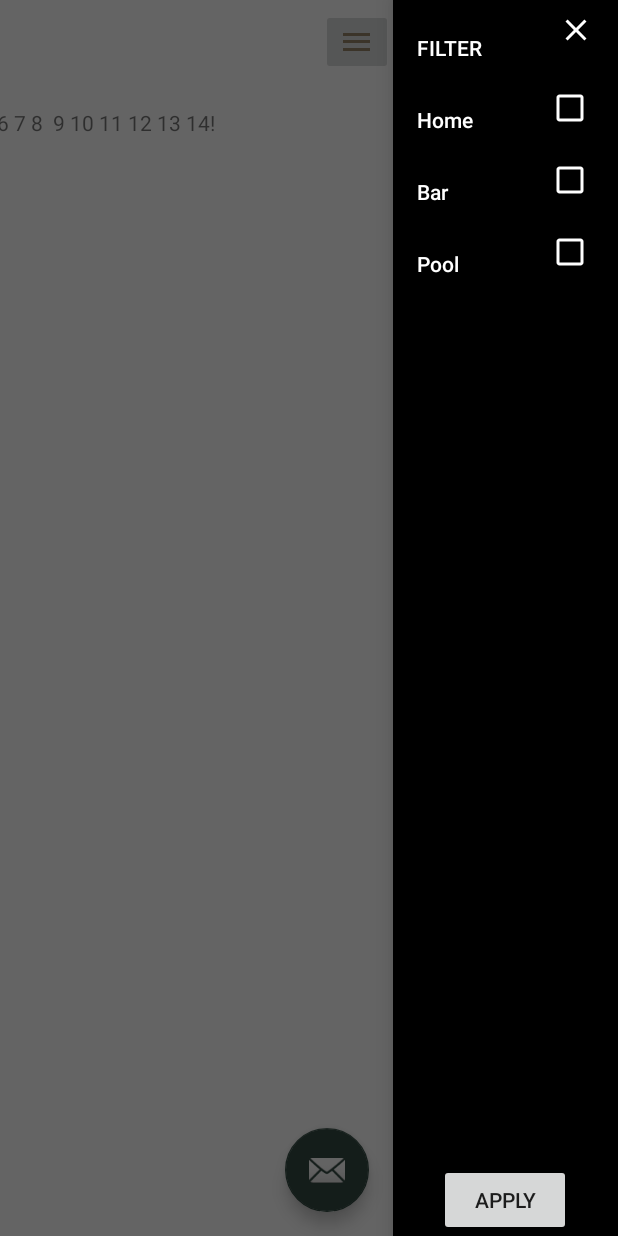
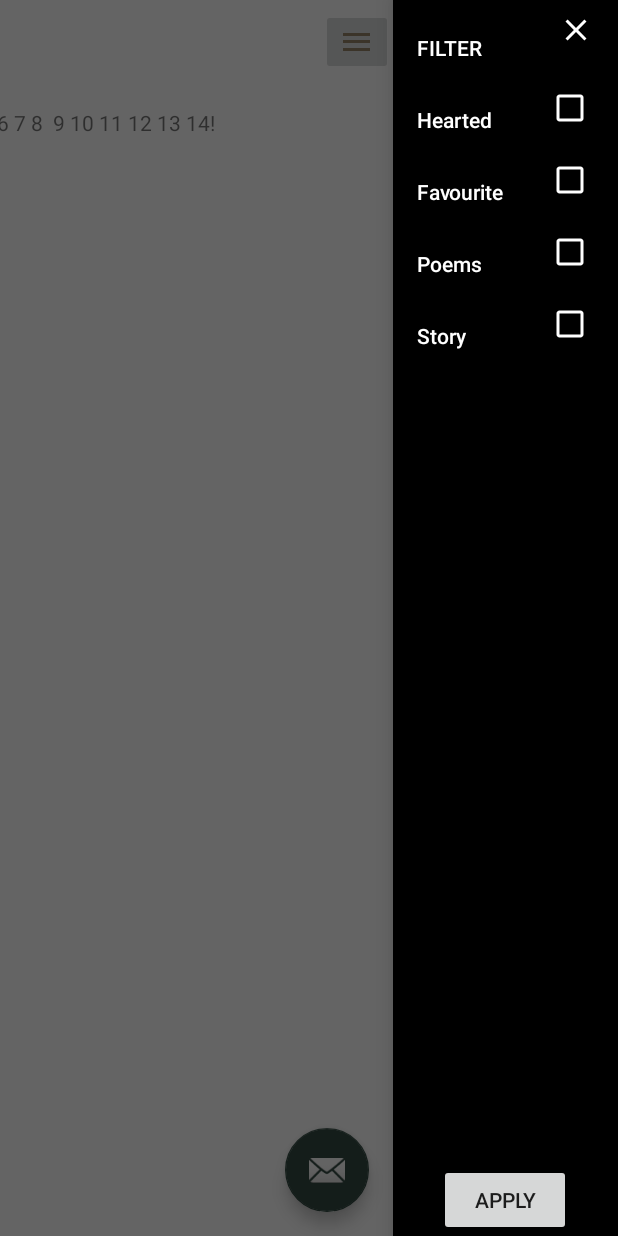
Before and after one commit to arunashidling/Notely, an Android app: the screen it shows after launch (MainActivity), with the side drawer open, on a phone screen of 412 x 824 dp. Run offline under Robolectric (Android 15) with nearby library versions, the phone set to English and light mode, and no system bars.

Commit message:
Move all strings to xml

```diff
--- a/Notely/app/src/main/res/layout/activity_main.xml
+++ b/Notely/app/src/main/res/layout/activity_main.xml
@@ -28,7 +28,7 @@
         app:itemTextColor="#FFFFFF"
 
 
-        app:menu="@menu/activity_main_drawer1" >
+        app:menu="@menu/activity_main_drawer" >
 
         <RelativeLayout
             android:layout_width="match_parent"
--- a/Notely/app/src/main/res/menu/activity_main_drawer1.xml
+++ b/Notely/app/src/main/res/menu/activity_main_drawer.xml
@@ -5,7 +5,7 @@
     <item
         android:id="@+id/nav_close"
         android:checkable="true"
-        android:title="FILTER"
+        android:title="@string/nav_filter"
         app:actionLayout="@layout/close_icon"
         app:showAsAction="ifRoom|withText"
 
@@ -13,31 +13,40 @@
     </group>
     <group android:checkableBehavior="all">
         <item
-            android:id="@+id/nav_home"
+            android:id="@+id/nav_hearted"
             android:checkable="true"
-            android:title="Home"
+            android:title="@string/nav_hearted"
             app:actionLayout="@layout/checkbox"
             app:showAsAction="ifRoom|withText"
 
             />
         <item
-            android:id="@+id/nav_bar"
+            android:id="@+id/nav_favourite"
 
-            android:title="Bar"
+            android:title="@string/nav_favourite"
             android:checkable="true"
             app:actionLayout="@layout/checkbox"
             app:showAsAction="ifRoom|withText"/>
             <!--app:actionViewClass="android.widget.CheckBox"-->
 
         <item
-            android:id="@+id/nav_pool"
+            android:id="@+id/nav_poem"
 
-            android:title="Pool"
+            android:title="@string/nav_poems"
             android:checkable="true"
             app:actionLayout="@layout/checkbox"
             app:showAsAction="ifRoom|withText"/>
             <!--app:actionViewClass="android.widget.CheckBox"-->
 
+        <item
+            android:id="@+id/nav_story"
+
+            android:title="@string/nav_story"
+            android:checkable="true"
+            app:actionLayout="@layout/checkbox"
+            app:showAsAction="ifRoom|withText"/>
+        <!--app:actionViewClass="android.widget.CheckBox"-->
+
     </group>
 
 
--- a/Notely/app/src/main/res/values/strings.xml
+++ b/Notely/app/src/main/res/values/strings.xml
@@ -5,4 +5,9 @@
     <string name="navigation_drawer_close">Close navigation drawer</string>
 
     <string name="action_settings">Settings</string>
+    <string name="nav_hearted">Hearted</string>
+    <string name="nav_favourite">Favourite</string>
+    <string name="nav_poems">Poems</string>
+    <string name="nav_story">Story</string>
+    <string name="nav_filter">FILTER</string>
 </resources>
```
Also changed, not shown: Notely/app/src/main/java/com/pe/notes/ui/MainActivity.java (+29 -23 lines).
